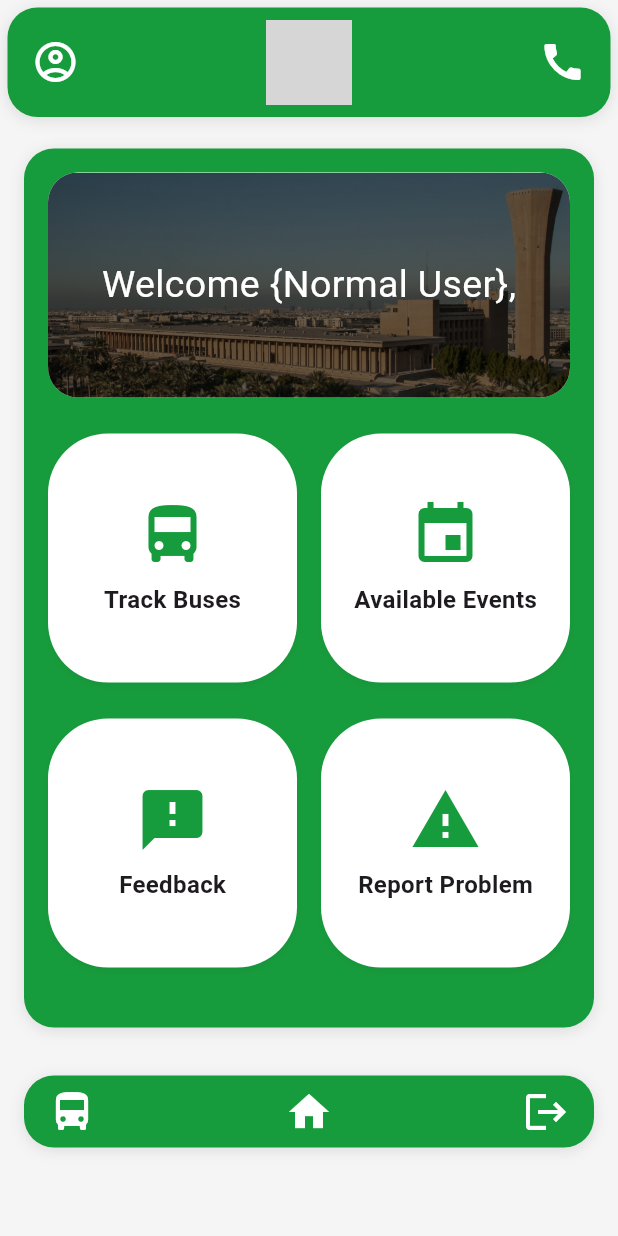
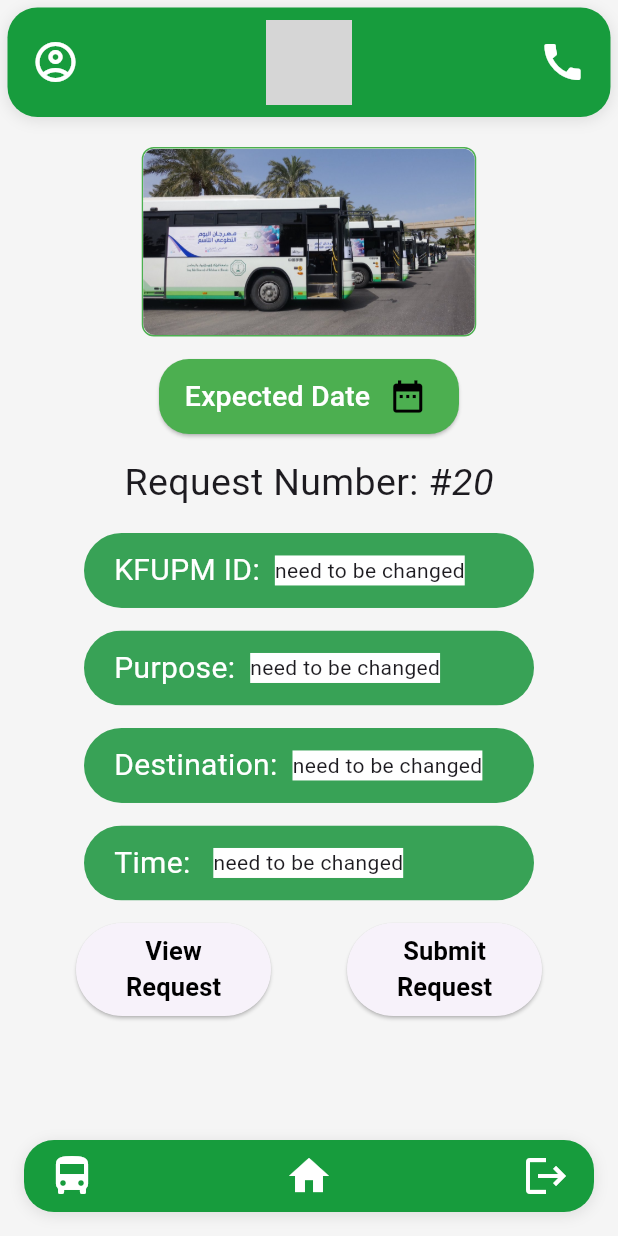
Before and after one commit to MalikAlharbi/kfupm_smart_bus_system, a Flutter app: the screen it shows after launch, on a phone screen of 412 x 824 dp. Run offline on Flutter 3.47's test engine with Material 3 defaults, Android fonts, the phone set to English and light mode, and no system bars; grey boxes are pictures that could not be loaded.

Commit message:
feat: First Version of Request Bus Page

```diff
--- /dev/null
+++ b/lib/Widgets/text_field.dart
@@ -0,0 +1,65 @@
+import 'package:flutter/material.dart';
+import 'package:kfupm_smart_bus_system/special_buttons/special_text_field.dart';
+
+class TextFieldBus extends StatefulWidget {
+  TextFieldBus({super.key, required this.title});
+
+  final String title;
+  @override
+  State<StatefulWidget> createState() {
+    // TODO: implement createState
+    return _TextFieldBusState();
+  }
+}
+
+class _TextFieldBusState extends State<TextFieldBus> {
+  @override
+  Widget build(BuildContext context) {
+    late TextEditingController controller;
+    String text = '';
+
+  @override
+  void initState(){
+    super.initState();
+    controller = TextEditingController();
+  }
+
+  @override
+  void dispose(){
+    super.dispose();
+    controller.dispose();
+
+  }
+
+
+    // TODO: implement build
+    return ClipRRect(
+      borderRadius: BorderRadius.circular(30),
+      child: Container(
+        width: 300,
+        height: 50,
+        color: Color.fromRGBO(56, 162, 86, 1),
+        child: Padding(
+          padding: const EdgeInsets.only(left: 20),
+          child: Row(
+            children: [
+              Text(
+                widget.title,
+                style: TextStyle(fontSize: 20, color: Colors.white),
+              ),
+              SizedBox(width: 10,),
+
+             Container(
+
+
+              color: Colors.white,
+              child: Text("need to be changed"),
+             ),
+             SizedBox(width: 10,),
+            ],
+          ),
+        ),
+      ),
+    );
+  }
+}
--- a/lib/main.dart
+++ b/lib/main.dart
@@ -1,4 +1,5 @@
 import 'package:flutter/material.dart';
+import 'package:kfupm_smart_bus_system/screens/request_bus.dart';
 //import 'package:kfupm_smart_bus_system/Landscape.dart';
 import 'screens/widget_main.dart';
 import 'package:kfupm_smart_bus_system/main_screen/bottom_bar.dart';
@@ -22,7 +23,9 @@ void main() {
         child: Column(
           children: [
             TopAppBar(),
-            Widgetmain(),
+            // Widgetmain(),
+            RequestBus(),
+            Spacer(),
             BottomBar(),
           ],
         ),
--- /dev/null
+++ b/lib/screens/request_bus.dart
@@ -0,0 +1,181 @@
+import 'package:flutter/material.dart';
+import 'package:kfupm_smart_bus_system/Widgets/text_field.dart';
+import 'package:kfupm_smart_bus_system/special_buttons/date_picker_button.dart';
+import 'package:uuid/uuid.dart';
+import 'dart:math';
+
+class RequestBus extends StatefulWidget {
+  RequestBus({super.key});
+
+  @override
+  State<StatefulWidget> createState() {
+    // TODO: implement createState
+    return _RequestBusState();
+  }
+}
+
+class _RequestBusState extends State<RequestBus> {
+  int randomNumber = Random().nextInt(200);
+  @override
+  Widget build(context) {
+    return Column(
+      children: [
+        // First child: Column with 3 sub-children
+        Column(
+          children: [
+            // image of KFUPM Buses
+            SizedBox(
+              height: 15,
+            ),
+            Container(
+              decoration: BoxDecoration(
+                border: Border.all(color: Colors.green),
+                borderRadius: BorderRadius.circular(8.0),
+              ),
+              child: ClipRRect(
+                borderRadius: BorderRadius.circular(8.0),
+                child: Image(
+                  image: AssetImage("assets/images/Bus.jpg"),
+                  width: 221,
+                ),
+              ),
+            ),
+
+            SizedBox(
+              height: 15,
+            ),
+
+            // a button that allows the user to enter a specific date and store the date recieved
+            Container(child: DatePickerButton()),
+            SizedBox(
+              height: 15,
+            ),
+
+            // a unique number generated that represent request number
+            // NEED UPDATE
+            Container(
+                child: Row(
+              mainAxisAlignment: MainAxisAlignment.center,
+              children: [
+                const Text(
+                  "Request Number: #",
+                  style: TextStyle(
+                    fontSize: 25,
+                  ),
+                ),
+                Text(
+                  randomNumber.toString(),
+                  style: const TextStyle(
+                      fontSize: 25, fontStyle: FontStyle.italic),
+                ),
+              ],
+            )),
+          ],
+        ),
+        // Second child: Column with 5 sub-children
+        Column(
+          children: [
+            // Container(child: Text('Second column - Child 1')),
+            // Container(child: Text('Second column - Child 2')),
+            // Container(child: Text('Second column - Child 3')),
+            // Container(child: Text('Second column - Child 4')),
+            // Container(child: Text('Second column - Child 5')),
+            SizedBox(
+              height: 15,
+            ),
+            TextFieldBus(
+              title: 'KFUPM ID:',
+            ),
+            SizedBox(
+              height: 15,
+            ),
+            TextFieldBus(
+              title: 'Purpose:',
+            ),
+            SizedBox(
+              height: 15,
+            ),
+            TextFieldBus(
+              title: 'Destination:',
+            ),
+            SizedBox(
+              height: 15,
+            ),
+            TextFieldBus(
+              title: 'Time: ',
+            ),
+            SizedBox(
+              height: 15,
+            ),
+          ],
+        ),
+        // Third child: Row with 2 sub-children
+        Row(
+          children: [
+            Spacer(),
+            Container(
+                width: 130,
+                child: ElevatedButton(
+                    onPressed: () {},
+                    child: Container(
+                      decoration: BoxDecoration(),
+                      child: const Padding(
+                        padding: EdgeInsets.all(7.0),
+                        child: Column(
+                          children: [
+                            Text(
+                              "View",
+                              style: TextStyle(
+                                  color: Colors.black,
+                                  fontSize: 17,
+                                  fontWeight: FontWeight.bold),
+                            ),
+                            Text(
+                              "Request",
+                              style: TextStyle(
+                                  color: Colors.black,
+                                  fontSize: 17,
+                                  fontWeight: FontWeight.bold),
+                            )
+                          ],
+                        ),
+                      ),
+                    ))),
+            Spacer(),
+            Container(
+
+                width: 130,
+                child: ElevatedButton(
+
+                    onPressed: () {},
+                    child: Container(
+
+                      child: const Padding(
+                        padding: EdgeInsets.all(7.0),
+                        child: Column(
+                          children: [
+                            Text(
+                              "Submit",
+                              style: TextStyle(
+                                  color: Colors.black,
+                                  fontSize: 17,
+                                  fontWeight: FontWeight.bold),
+                            ),
+                            Text(
+                              "Request",
+                              style: TextStyle(
+                                  color: Colors.black,
+                                  fontSize: 17,
+                                  fontWeight: FontWeight.bold),
+                            )
+                          ],
+                        ),
+                      ),
+                    ))),
+            Spacer(),
+          ],
+        ),
+      ],
+    );
+  }
+}
--- /dev/null
+++ b/lib/special_buttons/date_picker_button.dart
@@ -0,0 +1,64 @@
+import 'package:flutter/material.dart';
+
+class DatePickerButton extends StatefulWidget {
+  const DatePickerButton({Key? key}) : super(key: key);
+
+  @override
+  _DatePickerButtonState createState() => _DatePickerButtonState();
+}
+
+class _DatePickerButtonState extends State<DatePickerButton> {
+  DateTime? selectedDate;
+
+  Future<void> _selectDate(BuildContext context) async {
+    final DateTime? picked = await showDatePicker(
+      context: context,
+      initialDate: selectedDate ?? DateTime.now(),
+      firstDate: DateTime(2000),
+      lastDate: DateTime(2101),
+    );
+    if (picked != null && picked != selectedDate) {
+      setState(() {
+        selectedDate = picked;
+      });
+    }
+  }
+
+  @override
+  Widget build(BuildContext context) {
+    return Container(
+      width: 200,
+      child: ElevatedButton(
+
+        onPressed: () => _selectDate(context),
+        style: ElevatedButton.styleFrom(
+
+          backgroundColor: Colors.green,
+          shape: RoundedRectangleBorder(
+            borderRadius: BorderRadius.circular(20),
+          ),
+          padding: const EdgeInsets.symmetric(horizontal: 16, vertical: 8),
+        ),
+        child: Row(
+          mainAxisSize: MainAxisSize.min,
+          children: [
+            const Text(
+              'Expected Date',
+              style: TextStyle(color: Colors.white, fontSize: 19),
+            ),
+            const SizedBox(width: 8),
+            Container(
+              padding: const EdgeInsets.all(4),
+
+              child: const Icon(
+                Icons.date_range,
+                color: Color.fromARGB(255, 1, 1, 1),
+                size: 26,
+              ),
+            ),
+          ],
+        ),
+      ),
+    );
+  }
+}
--- /dev/null
+++ b/lib/special_buttons/special_text_field.dart
@@ -0,0 +1,53 @@
+import 'package:flutter/material.dart';
+
+class SpecialTextField extends StatelessWidget {
+  final TextEditingController controller;
+  final Function(String)? onChanged;
+
+  const SpecialTextField({
+    Key? key,
+    required this.controller,
+    this.onChanged,
+  }) : super(key: key);
+
+  @override
+  Widget build(BuildContext context) {
+    return Container(
+      padding: const EdgeInsets.symmetric(horizontal: 16, vertical: 8),
+      decoration: BoxDecoration(
+        color: Colors.green,
+        borderRadius: BorderRadius.circular(25),
+      ),
+      child: Row(
+        children: [
+          const Text(
+            'KFUPM ID:',
+            style: TextStyle(
+              color: Colors.white,
+              fontWeight: FontWeight.bold,
+            ),
+          ),
+          const SizedBox(width: 8),
+          Expanded(
+            child: Container(
+              height: 30,
+              decoration: BoxDecoration(
+                color: Colors.white,
+                borderRadius: BorderRadius.circular(15),
+              ),
+              child: TextField(
+                controller: controller,
+                onChanged: onChanged,
+                decoration: const InputDecoration(
+                  contentPadding: EdgeInsets.symmetric(horizontal: 10, vertical: 0),
+                  border: InputBorder.none,
+                ),
+                style: const TextStyle(fontSize: 14),
+              ),
+            ),
+          ),
+        ],
+      ),
+    );
+  }
+}
--- a/pubspec.yaml
+++ b/pubspec.yaml
@@ -34,6 +34,7 @@ dependencies:
   # The following adds the Cupertino Icons font to your application.
   # Use with the CupertinoIcons class for iOS style icons.
   cupertino_icons: ^1.0.8
+  uuid: ^4.5.0
 
 dev_dependencies:
   flutter_test:
@@ -60,6 +61,7 @@ flutter:
   assets:
     - assets/images/banner1.jpg
     - assets/images/kfupm_logo.png
+    - assets/images/Bus.jpg
 
   # An image asset can refer to one or more resolution-specific "variants", see
   # https://flutter.dev/to/resolution-aware-images
```
Also changed, not shown: assets/images/Bus.jpg (added), pubspec.lock.
